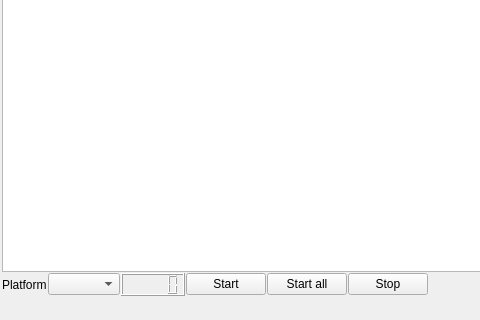
First picture: the form in src/qt/mainwindow.ui, repository seyrenus/BlackWidow, before the edit; both pictures show x 0 to 480 and y 288 to 608 of the 942 by 608 pixel window.
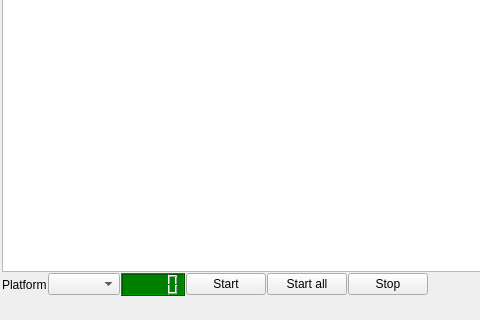
Second picture: the form after the edit. Icons and pictures are not drawn.

```diff
--- a/src/qt/mainwindow.ui
+++ b/src/qt/mainwindow.ui
@@ -55,7 +55,11 @@
         <item row="0" column="0">
          <layout class="QGridLayout" name="gridLayout">
           <item row="1" column="2">
-           <widget class="QLCDNumber" name="spiderLcdNumber"/>
+           <widget class="QLCDNumber" name="spiderLcdNumber">
+            <property name="styleSheet">
+             <string notr="true">background:green</string>
+            </property>
+           </widget>
           </item>
           <item row="1" column="5">
            <widget class="QPushButton" name="spiderButtonStop">
```
